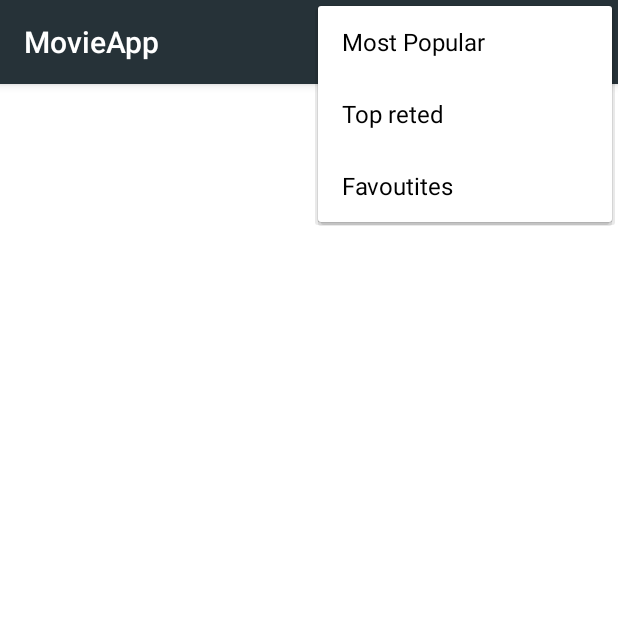
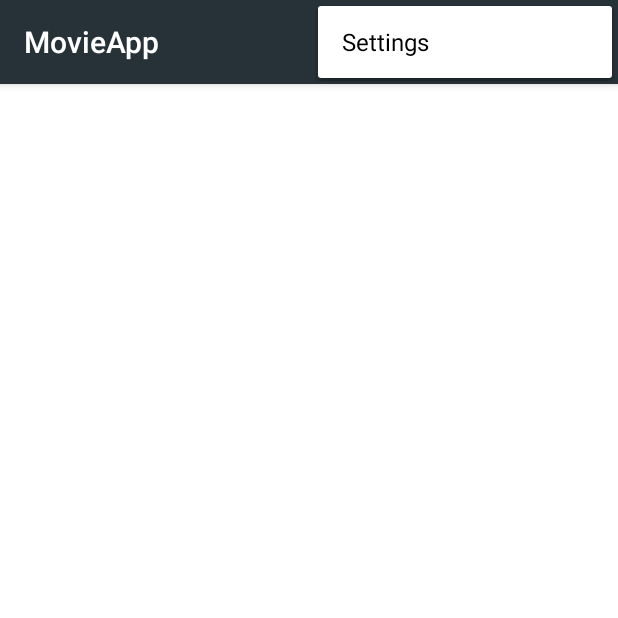
Before and after one commit to elshazlymidoo/MovieApp-master, an Android app: the screen it shows after launch (MainActivity), with the options menu open, on a phone screen of 412 x 824 dp, the top half of it. Run offline under Robolectric (Android 15) with nearby library versions, the light colour scheme and no system bars; our stand-ins replace Picasso; pictures from the network do not load.

Commit message:
bug fixes

```diff
--- a/app/build.gradle
+++ b/app/build.gradle
@@ -6,7 +6,7 @@ android {
 
     defaultConfig {
         applicationId "com.example.mohamed.movieapp"
-        minSdkVersion 10
+        minSdkVersion 14
         targetSdkVersion 24
         versionCode 1
         versionName "1.0"
@@ -18,7 +18,7 @@ android {
         }
     }
     buildTypes.each {
-        it.buildConfigField 'String', 'themoviedb_api_key', "\"454c068faee6611d2de8f0cb25c1a90a\""
+        it.buildConfigField 'String', 'themoviedb_api_key', "\"1b4d00f2f4928e234f39dd7d9f6cd77f\""
     }
 
     repositories {
--- a/app/src/main/java/com/example/mohamed/movieapp/Adapters/ImagesAdapter.java
+++ b/app/src/main/java/com/example/mohamed/movieapp/Adapters/ImagesAdapter.java
@@ -37,7 +37,7 @@ public class ImagesAdapter extends BaseAdapter {
     }
 
     public long getItemId(int position) {
-        return 0;
+        return position;
     }
 
     // create a new ImageView for each item referenced by the Adapter
--- a/app/src/main/java/com/example/mohamed/movieapp/Data/MovieDb.java
+++ b/app/src/main/java/com/example/mohamed/movieapp/Data/MovieDb.java
@@ -76,8 +76,8 @@ public class MovieDb extends SQLiteOpenHelper {
 
     }
 
-    public List<MoviesData.ResultsBean> getAllMovie() {
-        List<MoviesData.ResultsBean> movieModels = new ArrayList<MoviesData.ResultsBean>();
+    public ArrayList<MoviesData.ResultsBean> getAllMovie() {
+        ArrayList<MoviesData.ResultsBean> movieModels = new ArrayList<MoviesData.ResultsBean>();
 
         String selectQuery = "SELECT * FROM " + TABLE_NAME;
         SQLiteDatabase db = getReadableDatabase();
--- a/app/src/main/java/com/example/mohamed/movieapp/DetailFragment.java
+++ b/app/src/main/java/com/example/mohamed/movieapp/DetailFragment.java
@@ -34,7 +34,6 @@ import com.squareup.picasso.Picasso;
 
 import java.io.IOException;
 import java.util.ArrayList;
-import java.util.List;
 
 /**
  * Created by mohamed on 8/23/2016.
--- a/app/src/main/java/com/example/mohamed/movieapp/MainActivity.java
+++ b/app/src/main/java/com/example/mohamed/movieapp/MainActivity.java
@@ -1,8 +1,12 @@
 package com.example.mohamed.movieapp;
 
+import android.annotation.TargetApi;
 import android.content.Intent;
+import android.os.Build;
 import android.support.v7.app.AppCompatActivity;
 import android.os.Bundle;
+import android.view.Menu;
+import android.view.MenuItem;
 
 
 import com.example.mohamed.movieapp.Data.MoviesData;
@@ -11,6 +15,7 @@ public class MainActivity extends AppCompatActivity implements Listener {
     boolean mTwoPane;
 
 
+    @TargetApi(Build.VERSION_CODES.HONEYCOMB)
     @Override
     protected void onCreate(Bundle savedInstanceState) {
         super.onCreate(savedInstanceState);
@@ -30,6 +35,8 @@ public class MainActivity extends AppCompatActivity implements Listener {
             moviesFragment.setListener(this);
             getSupportFragmentManager().beginTransaction().add(R.id.fragment_movies, moviesFragment).commit();
         }
+
+
     }
 
     @Override
@@ -40,7 +47,6 @@ public class MainActivity extends AppCompatActivity implements Listener {
             Bundle extras = new Bundle();
             extras.putSerializable("MoviesData", movie);
             detailsFragment.setArguments(extras);
-
             getSupportFragmentManager().beginTransaction().replace(R.id.fragment_two, detailsFragment).commit();
 
 
@@ -53,5 +59,25 @@ public class MainActivity extends AppCompatActivity implements Listener {
         }
     }
 
+    @Override
+    public boolean onCreateOptionsMenu(Menu menu) {
+        getMenuInflater().inflate(R.menu.sort_menu, menu);
+        return true;
+    }
+
+    @Override
+    public boolean onOptionsItemSelected(MenuItem item) {
+
+        int id = item.getItemId();
+
+
+        if (id == R.id.action_settings) {
+            startActivity(new Intent(this, SettingsActivity.class));
+            return true;
+        }
+
+        return super.onOptionsItemSelected(item);
+    }
+
 
 }
--- a/app/src/main/java/com/example/mohamed/movieapp/MoviesFragment.java
+++ b/app/src/main/java/com/example/mohamed/movieapp/MoviesFragment.java
@@ -1,15 +1,14 @@
 package com.example.mohamed.movieapp;
 
+
+import android.content.SharedPreferences;
 import android.net.Uri;
 import android.os.AsyncTask;
 import android.os.Bundle;
+import android.preference.PreferenceManager;
 import android.support.annotation.Nullable;
 import android.support.v4.app.Fragment;
-import android.util.Log;
 import android.view.LayoutInflater;
-import android.view.Menu;
-import android.view.MenuInflater;
-import android.view.MenuItem;
 import android.view.View;
 import android.view.ViewGroup;
 import android.widget.AdapterView;
@@ -31,7 +30,7 @@ import java.util.List;
  */
 public class MoviesFragment extends Fragment {
 
-    private List<MoviesData.ResultsBean> moviesList;
+    ArrayList<MoviesData.ResultsBean> moviesList;
     private ImagesAdapter moviesAdapter;
     private ArrayList<String> mImageUrlList;
     Listener mListener;
@@ -43,6 +42,7 @@ public class MoviesFragment extends Fragment {
         View rootView = inflater.inflate(R.layout.fragment_movies, container, false);
 
         mImageUrlList = new ArrayList<String>();
+
         moviesAdapter = new ImagesAdapter(getActivity(), mImageUrlList);
         GridView list = (GridView) rootView.findViewById(R.id.gridview_movies);
         list.setAdapter(moviesAdapter);
@@ -50,7 +50,6 @@ public class MoviesFragment extends Fragment {
 
             @Override
             public void onItemClick(AdapterView<?> adapterView, View view, int position, long l) {
-
                 mListener.setSelectedMovie(moviesList.get(position));
             }
         });
@@ -62,28 +61,19 @@ public class MoviesFragment extends Fragment {
 
     @Override
     public void onCreate(@Nullable Bundle savedInstanceState) {
+
         super.onCreate(savedInstanceState);
-        setHasOptionsMenu(true);
-        new FetchMoviesTask().execute("popular");
+
+
     }
 
-    @Override
-    public void onCreateOptionsMenu(Menu menu, MenuInflater inflater) {
-        inflater.inflate(R.menu.sort_menu, menu);
-    }
+    public void updateMoviesDisplay() {
+        FetchMoviesTask fetchMoviesTask = new FetchMoviesTask();
+        SharedPreferences prefs = PreferenceManager.getDefaultSharedPreferences(getActivity());
+        String type = prefs.getString(getString(R.string.pref_display_type_key),
+                getString(R.string.pref_display_categeory_defualt));
 
-    public boolean onOptionsItemSelected(MenuItem item) {
-
-
-        int id = item.getItemId();
-        FetchMoviesTask task = new FetchMoviesTask();
-        if (id == R.id.popular_sort) {
-            task.execute("popular");
-            return true;
-        } else if (id == R.id.top_rated_sort) {
-            task.execute("top_rated");
-            return true;
-        } else if (id == R.id.favourite_sort) {
+        if (type.equals("favourite")) {
             mImageUrlList.clear();
             MovieDb db = new MovieDb(getActivity());
             moviesList = db.getAllMovie();
@@ -91,15 +81,19 @@ public class MoviesFragment extends Fragment {
             mResultsBean = db.getAllMovie();
             for (int i = 0; i < mResultsBean.size(); i++) {
                 mImageUrlList.add(mResultsBean.get(i).getPoster_path());
-                Log.i("fav", mResultsBean.get(3).toString());
 
             }
+
             moviesAdapter.notifyDataSetChanged();
+        } else if (type.equals("popular")) {
+            fetchMoviesTask.execute("popular");
+        } else if (type.equals("top_rated")) {
+            fetchMoviesTask.execute("top_rated");
         }
-        moviesAdapter.notifyDataSetChanged();
 
-        return true;
+
     }
+
 
     public void setListener(Listener listener) {
         this.mListener = listener;
@@ -137,15 +131,23 @@ public class MoviesFragment extends Fragment {
 
             mImageUrlList.clear();
             for (ResultsBean bean : movie.getResults()) {
+
                 mImageUrlList.add(BuildImageUrl(bean.getPoster_path()));
 
             }
 
+            moviesAdapter.notifyDataSetChanged();
 
-            moviesAdapter.notifyDataSetChanged();
 
         }
     }
 
+    @Override
+    public void onStart() {
+        super.onStart();
+
+        updateMoviesDisplay();
+    }
+
 
 }
--- a/app/src/main/res/layout/fragment_details.xml
+++ b/app/src/main/res/layout/fragment_details.xml
@@ -74,7 +74,7 @@
         android:layout_width="wrap_content"
         android:layout_height="wrap_content" android:layout_below="@+id/overview"
         android:id="@+id/tra"
-        android:text="Trailers:"
+        android:text="@string/trailers"
             android:paddingLeft="@dimen/activity_horizontal_margin"
             android:paddingRight="@dimen/activity_horizontal_margin"
             android:textSize="20dp"
@@ -120,7 +120,7 @@
         android:layout_below="@+id/card_view"
         android:paddingLeft="@dimen/activity_horizontal_margin"
         android:id="@+id/reviews_text"
-        android:text="Reviews:"
+        android:text="@string/reviews"
         android:textSize="20dp"
         android:paddingBottom="25dp"
         android:textColor="@android:color/black"
--- a/app/src/main/res/layout/fragment_movies.xml
+++ b/app/src/main/res/layout/fragment_movies.xml
@@ -3,6 +3,7 @@
     xmlns:android="http://schemas.android.com/apk/res/android"
     android:layout_width="match_parent"
     android:layout_height="match_parent"
+    android:id="@+id/main_fragment"
     >
 
     <GridView xmlns:android="http://schemas.android.com/apk/res/android"
--- a/app/src/main/res/menu/sort_menu.xml
+++ b/app/src/main/res/menu/sort_menu.xml
@@ -1,18 +1,11 @@
 <?xml version="1.0" encoding="utf-8"?>
 <menu xmlns:android="http://schemas.android.com/apk/res/android"
     xmlns:app="http://schemas.android.com/apk/res-auto">
-    <item android:id="@+id/popular_sort"
-        android:title="Most Popular"
-        app:showAsAction="never" />
 
     <item
-        android:id="@+id/top_rated_sort"
-        android:title="Top reted"
+        android:id="@+id/action_settings"
+        android:title="@string/action_settings"
         app:showAsAction="never"
         />
-    <item
-        android:id="@+id/favourite_sort"
-        android:title="Favoutites"
-        app:showAsAction="never"
-        />
+
 </menu>
--- a/app/src/main/res/values/styles.xml
+++ b/app/src/main/res/values/styles.xml
@@ -19,4 +19,7 @@
         <item name="android:textColorSecondary">@android:color/white</item>
     </style>
 
+    <style name="SettingsTheme" parent="AppTheme">
+    </style>
+
 </resources>
```
Also changed, not shown: app/src/main/AndroidManifest.xml (+23 -3 lines), app/src/main/java/com/example/mohamed/movieapp/Data/MoviesData.java (+4 -3 lines), app/src/main/java/com/example/mohamed/movieapp/SettingsActivity.java (added, +138 -0 lines), app/src/main/res/layout/movie_image_item.xml (added, +14 -0 lines), app/src/main/res/values/activity_settings_strings.xml (added, +23 -0 lines), app/src/main/res/values/strings.xml (+9 -0 lines), app/src/main/res/xml/pref_general.xml (added, +19 -0 lines).
